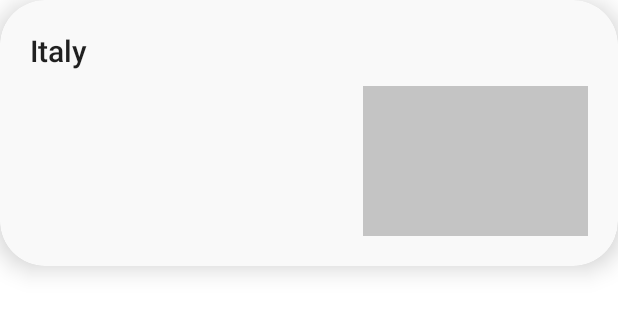
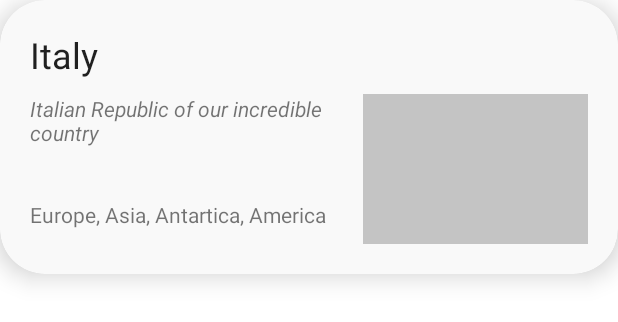
Before and after one commit to DevDema/RestCountriesApp, an Android app: the layout layout_item_country.xml on its own in the app's theme, with its tools: preview values and no code run, on a phone screen of 412 x 824 dp. Shown: the top 322 px of the screen. Run offline under Robolectric (Android 15) with nearby library versions, the phone set to English and light mode, and no system bars; network calls fail.

Commit message:
Added item country information.

```diff
--- a/app/src/main/res/layout/layout_item_country.xml
+++ b/app/src/main/res/layout/layout_item_country.xml
@@ -42,7 +42,7 @@
                     android:layout_height="wrap_content"
                     android:layout_marginStart="@dimen/distance_from_screen"
                     android:layout_marginTop="@dimen/distance_from_screen"
-                    style="@style/TextAppearance.AppCompat.Title"
+                    style="@style/TextAppearance.AppCompat.Headline"
                     android:text="@{item.name}"
                     tools:text="Italy"
                     android:ellipsize="marquee"
@@ -51,6 +51,42 @@
                     app:layout_constraintEnd_toEndOf="parent"
                     app:layout_constraintTop_toTopOf="parent"
                     app:layout_constraintBottom_toTopOf="@id/flag_image" />
+
+            <androidx.appcompat.widget.AppCompatTextView
+                    android:id="@+id/official"
+                    android:layout_width="0dp"
+                    android:layout_height="wrap_content"
+                    android:layout_marginEnd="@dimen/distance_from_screen"
+                    android:layout_marginStart="@dimen/distance_from_screen"
+                    android:textStyle="italic"
+                    android:maxLines="2"
+                    android:ellipsize="end"
+                    tools:text="Italian Republic of our incredible country"
+                    style="@style/TextAppearance.AppCompat.Small"
+                    app:layout_constraintHorizontal_bias="0"
+                    app:layout_constraintVertical_bias="0"
+                    app:layout_constraintStart_toStartOf="parent"
+                    app:layout_constraintTop_toTopOf="@id/flag_image"
+                    app:layout_constraintBottom_toBottomOf="@id/flag_image"
+                    app:layout_constraintEnd_toStartOf="@id/flag_image"/>
+            <androidx.appcompat.widget.AppCompatTextView
+                    android:id="@+id/continent"
+                    android:layout_width="0dp"
+                    android:layout_height="wrap_content"
+                    android:layout_marginEnd="@dimen/distance_from_screen"
+                    android:layout_marginStart="@dimen/distance_from_screen"
+                    tools:text="Europe, Asia, Antartica, America"
+                    android:text="@{item.continents.toString()}"
+                    android:maxLines="1"
+                    android:ellipsize="end"
+                    android:layout_marginBottom="@dimen/margin_small"
+                    style="@style/TextAppearance.AppCompat.Small"
+                    app:layout_constraintHorizontal_bias="0"
+                    app:layout_constraintVertical_bias="1"
+                    app:layout_constraintStart_toStartOf="parent"
+                    app:layout_constraintTop_toBottomOf="@id/official"
+                    app:layout_constraintBottom_toBottomOf="@id/flag_image"
+                    app:layout_constraintEnd_toStartOf="@id/flag_image"/>
         </androidx.constraintlayout.widget.ConstraintLayout>
     </androidx.cardview.widget.CardView>
 </layout>
```
